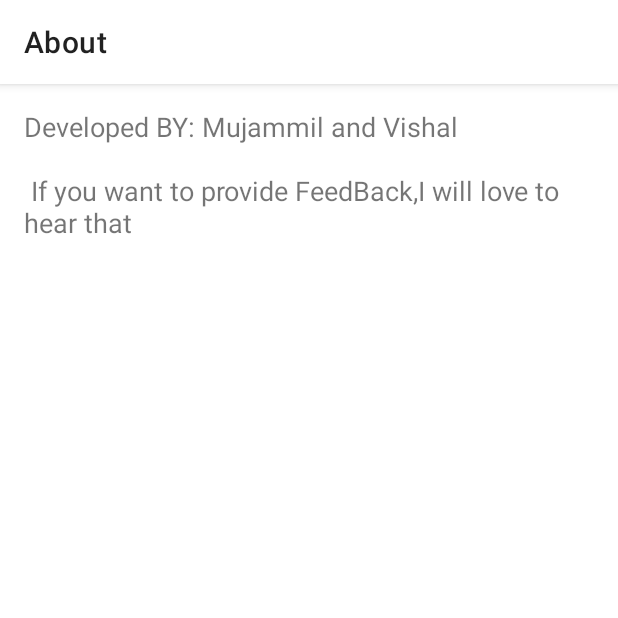
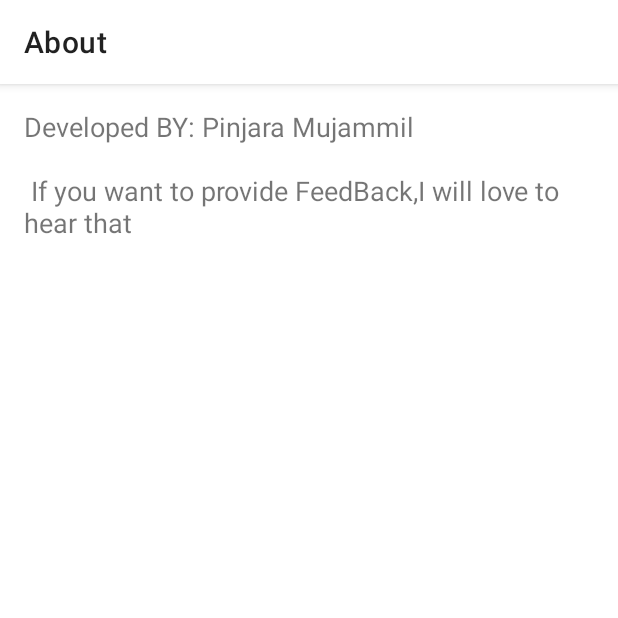
Before and after one commit to Mujammil-ios/MusicPlayer, an Android app: the AboutActivity screen opened directly, with no data from a screen before it, on a phone screen of 412 x 824 dp, the top half of it. Run offline under Robolectric (Android 15) with nearby library versions, the phone set to English and light mode, and no system bars.

Commit message:
favroit fuction debug

```diff
--- a/app/src/main/java/com/example/musicplayer/AboutActivity.kt
+++ b/app/src/main/java/com/example/musicplayer/AboutActivity.kt
@@ -19,6 +19,6 @@ class AboutActivity : AppCompatActivity() {
         binding.aboutText.text = aboutText()
     }
     private fun aboutText(): String{
-        return "Developed BY: Mujammil and Vishal" + "\n\n If you want to provide FeedBack,I will love to hear that"
+        return "Developed BY: Pinjara Mujammil" + "\n\n If you want to provide FeedBack,I will love to hear that"
     }
 }
--- a/app/src/main/java/com/example/musicplayer/PlayerActivity.kt
+++ b/app/src/main/java/com/example/musicplayer/PlayerActivity.kt
@@ -146,11 +146,13 @@ class PlayerActivity : AppCompatActivity(),ServiceConnection,MediaPlayer.OnCompl
                 isfavourite = false
                 binding.favourteBtnPA.setImageResource(R.drawable.favourte_empty_icon)
                 FavourteActivity.favouriteSongs.removeAt(fIndex)
+
             }
             else{
                 isfavourite = true
                 binding.favourteBtnPA.setImageResource(R.drawable.favorite)
                 FavourteActivity.favouriteSongs.add(musicListPA[songPotion])
+                finish()
 
             }
 
```
Also changed, not shown: 1 other file.
